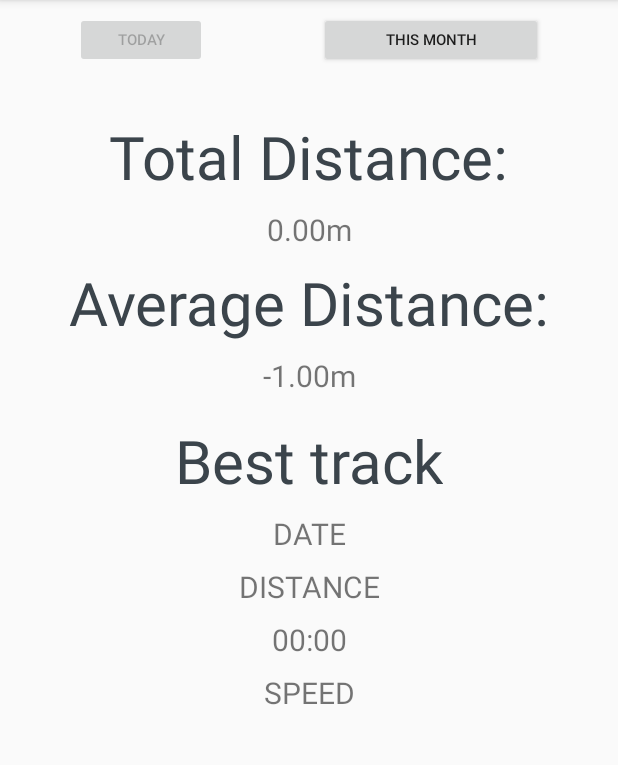
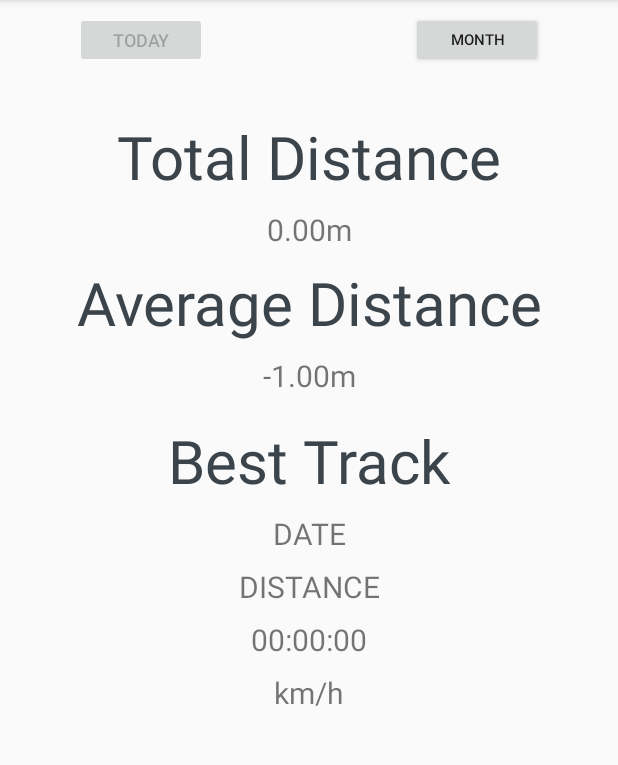
Before and after one commit to danielkwok21/RunningTracker2, an Android app: the Stats screen opened directly, with no data from a screen before it, on a phone screen of 412 x 824 dp, the part 84-849 px from its top. Run offline under Robolectric (Android 15) with nearby library versions, the phone set to English and light mode, and no system bars; 5 statements that could not run were skipped.

Commit message:
fixed timer, added string values

```diff
--- a/app/src/main/java/com/example/danie/runningtracker2/Activities/Stats.java
+++ b/app/src/main/java/com/example/danie/runningtracker2/Activities/Stats.java
@@ -63,7 +63,6 @@ public class Stats extends AppCompatActivity  implements OnMapReadyCallback {
         }else{
             setContentView(R.layout.activity_stats2);
         }
-        setContentView(R.layout.activity_stats2);
         contentResolver = getApplicationContext().getContentResolver();
 
         initComponents();
@@ -102,7 +101,6 @@ public class Stats extends AppCompatActivity  implements OnMapReadyCallback {
             route.setJointType(JointType.ROUND);
         }
     }
-
 
     private void initComponents(){
         todayFilter = findViewById(R.id.stats_today_filter_btn);
--- a/app/src/main/java/com/example/danie/runningtracker2/ContentProviders/TracksProvider.java
+++ b/app/src/main/java/com/example/danie/runningtracker2/ContentProviders/TracksProvider.java
@@ -102,12 +102,10 @@ public class TracksProvider extends ContentProvider {
         if(rowID>0){
             Uri _uri = ContentUris.withAppendedId(CONTENT_URL, rowID);
             getContext().getContentResolver().notifyChange(_uri, null);
-            Util.Toast(getContext(), "Insertion successful");
 
             return _uri;
         }else{
             Log.d(TAG, "insert: Failed");
-            Util.Toast(getContext(), "Insertion failed");
             return null;
         }
     }
--- a/app/src/main/res/layout/activity_stats2.xml
+++ b/app/src/main/res/layout/activity_stats2.xml
@@ -12,18 +12,18 @@
         android:layout_height="37dp"
         android:layout_marginStart="50dp"
         android:layout_marginTop="8dp"
-        android:text="Today"
-        android:textSize="10dp"
+        android:text="@string/today"
+        android:textSize="12sp"
         app:layout_constraintStart_toStartOf="parent"
         app:layout_constraintTop_toTopOf="parent" />
 
     <Button
         android:id="@+id/stats_tomonth_filter_btn"
-        android:layout_width="149dp"
+        android:layout_width="wrap_content"
         android:layout_height="37dp"
         android:layout_marginTop="0dp"
         android:layout_marginEnd="50dp"
-        android:text="This Month"
+        android:text="@string/month"
         android:textSize="10dp"
         app:layout_constraintEnd_toEndOf="parent"
         app:layout_constraintTop_toTopOf="@+id/stats_today_filter_btn" />
@@ -35,7 +35,7 @@
         android:layout_marginStart="8dp"
         android:layout_marginTop="32dp"
         android:layout_marginEnd="8dp"
-        android:text="Total Distance:"
+        android:text="@string/totalDistance"
         android:textSize="40dp"
         android:textColor="@color/matteblack"
         app:layout_constraintEnd_toEndOf="parent"
@@ -60,7 +60,7 @@
         android:layout_marginStart="8dp"
         android:layout_marginTop="8dp"
         android:layout_marginEnd="8dp"
-        android:text="Average Distance:"
+        android:text="@string/aveDistance"
         android:textSize="40dp"
         android:textColor="@color/matteblack"
         app:layout_constraintEnd_toEndOf="parent"
@@ -77,7 +77,6 @@
         app:layout_constraintStart_toStartOf="@+id/stats_ave_distance_label"
         app:layout_constraintTop_toBottomOf="@+id/stats_ave_distance_label" />
 
-
     <TextView
         android:id="@+id/stats_best_track_label"
         android:layout_width="wrap_content"
@@ -85,7 +84,7 @@
         android:layout_marginStart="8dp"
         android:layout_marginTop="16dp"
         android:layout_marginEnd="8dp"
-        android:text="Best track"
+        android:text="@string/bestTrack"
         android:textSize="40dp"
         android:textColor="@color/matteblack"
         app:layout_constraintEnd_toEndOf="parent"
@@ -123,7 +122,7 @@
         android:layout_marginStart="8dp"
         android:layout_marginTop="8dp"
         android:layout_marginEnd="8dp"
-        android:text="00:00"
+        android:text="@string/no_duration"
         android:textSize="20dp"
         app:layout_constraintEnd_toEndOf="parent"
         app:layout_constraintStart_toStartOf="parent"
@@ -136,7 +135,7 @@
         android:layout_marginStart="8dp"
         android:layout_marginTop="8dp"
         android:layout_marginEnd="8dp"
-        android:text="SPEED"
+        android:text="km/h"
         android:textSize="20dp"
         app:layout_constraintEnd_toEndOf="parent"
         app:layout_constraintStart_toStartOf="parent"
--- a/app/src/main/res/values/strings.xml
+++ b/app/src/main/res/values/strings.xml
@@ -1,7 +1,13 @@
 <resources>
     <string name="app_name">Running Tracker</string>
     <string name="no_distance">0.00m</string>
+    <string name="no_duration">00:00:00</string>
+    <string name="today">Today</string>
+    <string name="month">Month</string>
     <string name="start">Start</string>
     <string name="stop">Stop</string>
+    <string name="totalDistance">Total Distance</string>
+    <string name="aveDistance">Average Distance</string>
+    <string name="bestTrack">Best Track</string>
     <string name="title_activity_maps">Map</string>
 </resources>
```
Also changed, not shown: app/src/main/java/com/example/danie/runningtracker2/Activities/Tracking.java (+20 -50 lines), app/src/main/java/com/example/danie/runningtracker2/Services/AndroidLocationService.java (+38 -1 lines), app/src/main/java/com/example/danie/runningtracker2/Services/GooglePlayLocationService.java (+36 -14 lines), app/src/main/res/layout/activity_stats.xml (+17 -17 lines).
